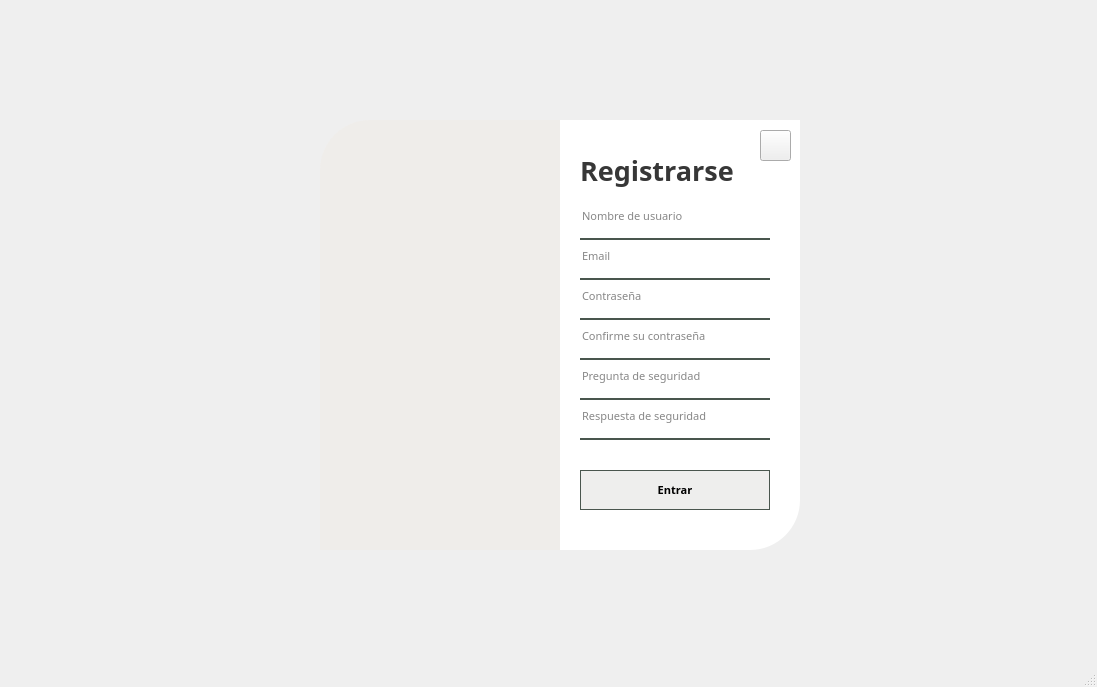
First picture: the form in Codigo/v2_2_registrarse.ui, repository cfmondelo/supermercado, before the edit.
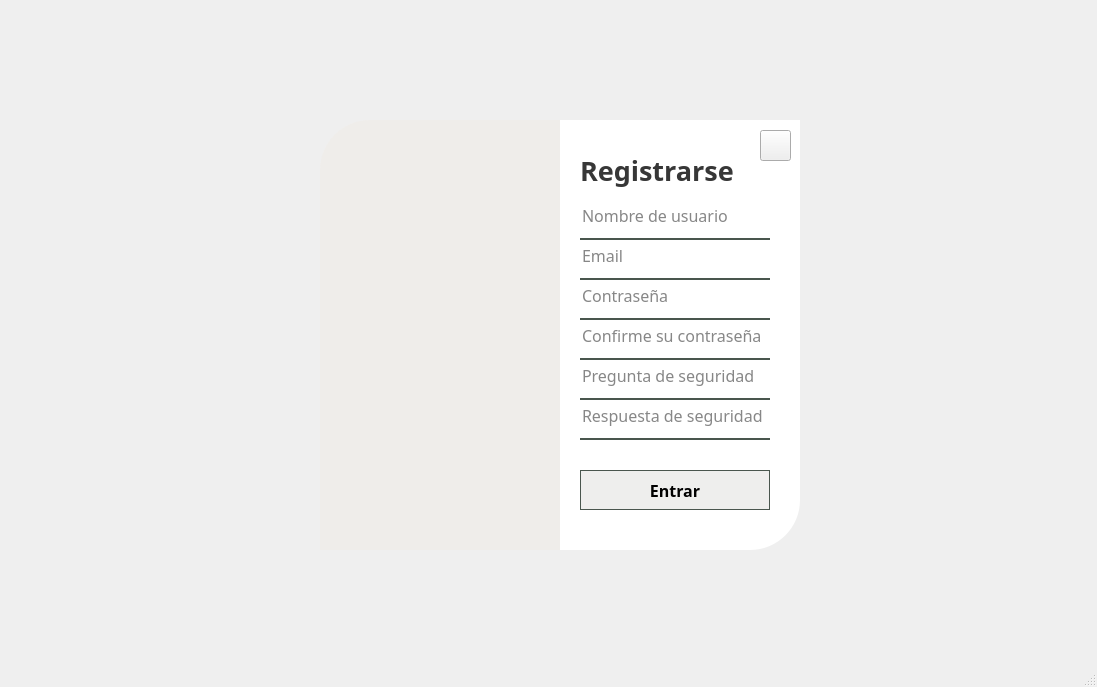
Second picture: the form after the edit. Icons and pictures are not drawn.

```diff
--- a/Codigo/v2_2_registrarse.ui
+++ b/Codigo/v2_2_registrarse.ui
@@ -40,6 +40,12 @@
 	padding-top:5px;
 	background-color:rgba(91,88,53,255);
 }
+QLineEdit{
+background-color:rgba(0,0,0,0);
+border:none;
+border-bottom:2px solid rgb(73,86,78);
+color:rgba(0,0,0,240);
+padding-bottom:7px;}
 </string>
     </property>
     <widget class="QLabel" name="label_6">
@@ -113,15 +119,11 @@
      <property name="font">
       <font>
        <family>Raleway</family>
-       <pointsize>8</pointsize>
+       <pointsize>12</pointsize>
       </font>
      </property>
      <property name="styleSheet">
-      <string notr="true">	background-color:rgba(0,0,0,0);
-border:none;
-border-bottom:2px solid rgb(73,86,78);
-color:rgba(0,0,0,240);
-padding-bottom:7px;</string>
+      <string notr="true"/>
      </property>
      <property name="placeholderText">
       <string>Nombre de usuario</string>
@@ -139,15 +141,11 @@
      <property name="font">
       <font>
        <family>Raleway</family>
-       <pointsize>8</pointsize>
+       <pointsize>12</pointsize>
       </font>
      </property>
      <property name="styleSheet">
-      <string notr="true">	background-color:rgba(0,0,0,0);
-border:none;
-border-bottom:2px solid rgb(73,86,78);
-color:rgba(0,0,0,240);
-padding-bottom:7px;</string>
+      <string notr="true"/>
      </property>
      <property name="echoMode">
       <enum>QLineEdit::Password</enum>
@@ -168,7 +166,7 @@
      <property name="font">
       <font>
        <family>Raleway</family>
-       <pointsize>8</pointsize>
+       <pointsize>12</pointsize>
        <weight>75</weight>
        <bold>true</bold>
       </font>
@@ -196,15 +194,11 @@
      <property name="font">
       <font>
        <family>Raleway</family>
-       <pointsize>8</pointsize>
+       <pointsize>12</pointsize>
       </font>
      </property>
      <property name="styleSheet">
-      <string notr="true">	background-color:rgba(0,0,0,0);
-border:none;
-border-bottom:2px solid rgb(73,86,78);
-color:rgba(0,0,0,240);
-padding-bottom:7px;</string>
+      <string notr="true"/>
      </property>
      <property name="echoMode">
       <enum>QLineEdit::Password</enum>
@@ -225,15 +219,11 @@
      <property name="font">
       <font>
        <family>Raleway</family>
-       <pointsize>8</pointsize>
+       <pointsize>12</pointsize>
       </font>
      </property>
      <property name="styleSheet">
-      <string notr="true">	background-color:rgba(0,0,0,0);
-border:none;
-border-bottom:2px solid rgb(73,86,78);
-color:rgba(0,0,0,240);
-padding-bottom:7px;</string>
+      <string notr="true"/>
      </property>
      <property name="echoMode">
       <enum>QLineEdit::Password</enum>
@@ -254,15 +244,11 @@
      <property name="font">
       <font>
        <family>Raleway</family>
-       <pointsize>8</pointsize>
+       <pointsize>12</pointsize>
       </font>
      </property>
      <property name="styleSheet">
-      <string notr="true">	background-color:rgba(0,0,0,0);
-border:none;
-border-bottom:2px solid rgb(73,86,78);
-color:rgba(0,0,0,240);
-padding-bottom:7px;</string>
+      <string notr="true"/>
      </property>
      <property name="cursorPosition">
       <number>0</number>
@@ -283,15 +269,11 @@
      <property name="font">
       <font>
        <family>Raleway</family>
-       <pointsize>8</pointsize>
+       <pointsize>12</pointsize>
       </font>
      </property>
      <property name="styleSheet">
-      <string notr="true">	background-color:rgba(0,0,0,0);
-border:none;
-border-bottom:2px solid rgb(73,86,78);
-color:rgba(0,0,0,240);
-padding-bottom:7px;</string>
+      <string notr="true"/>
      </property>
      <property name="placeholderText">
       <string>Pregunta de seguridad</string>
```
